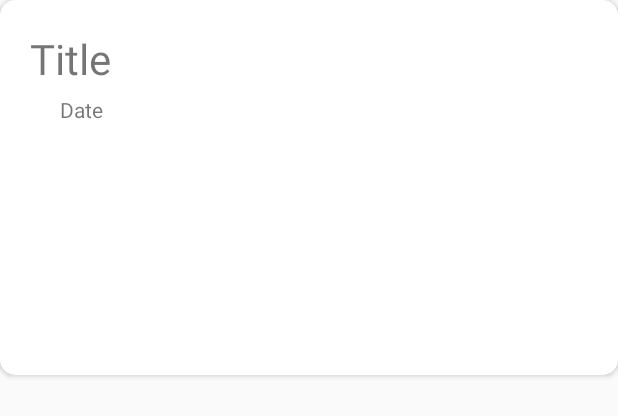
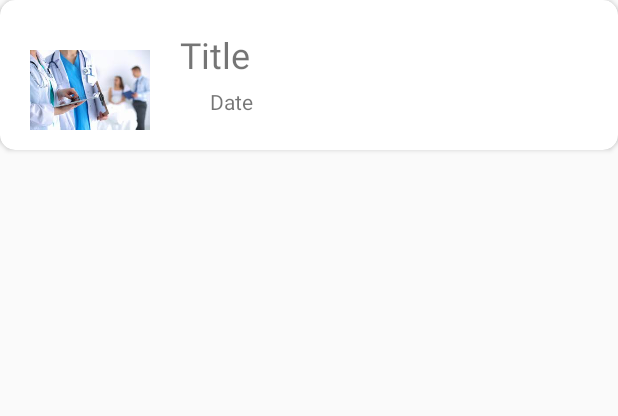
Before and after one commit to EmmaStyles/INFS3605Assignment, an Android app: the layout industry_activity_recycler_view.xml on its own in the app's theme, with its tools: preview values and no code run, on a phone screen of 412 x 824 dp. Shown: the top 416 px of the screen. Run offline under Robolectric (Android 15) with nearby library versions, the phone set to English and light mode, and no system bars.

Commit message:
widget fixes for industryActivity and articleDetail classes

```diff
--- a/app/src/main/java/com/infs3605/infs3605/ArticleDetail.java
+++ b/app/src/main/java/com/infs3605/infs3605/ArticleDetail.java
@@ -4,13 +4,17 @@ import androidx.appcompat.app.AppCompatActivity;
 
 import android.content.Intent;
 import android.os.Bundle;
+import android.widget.ImageView;
 import android.widget.TextView;
+
+import com.squareup.picasso.Picasso;
 
 public class ArticleDetail extends AppCompatActivity {
     TextView articleTitle;
     TextView articleDate;
     TextView articleContent;
     Article article;
+    ImageView articleImage;
 
     @Override
     protected void onCreate(Bundle savedInstanceState) {
@@ -20,6 +24,7 @@ public class ArticleDetail extends AppCompatActivity {
         articleTitle = findViewById(R.id.article_detail_title);
         articleDate = findViewById(R.id.article_detail_date);
         articleContent = findViewById(R.id.article_detail_content);
+        articleImage = findViewById(R.id.article_detail_image);
 
         Intent intent = getIntent();
         article = intent.getParcelableExtra("Article Object");
@@ -27,6 +32,7 @@ public class ArticleDetail extends AppCompatActivity {
         articleTitle.setText(article.getTitle());
         articleDate.setText(article.getDate());
         articleContent.setText(article.getContent());
+        Picasso.with(this).load(article.getArticleImageUrl()).into(articleImage);
 
     }
 }
--- a/app/src/main/java/com/infs3605/infs3605/MainActivity.java
+++ b/app/src/main/java/com/infs3605/infs3605/MainActivity.java
@@ -84,7 +84,7 @@ public class MainActivity extends AppCompatActivity implements IndustryClickInte
         ArrayList <String> communitySegments = new ArrayList<String>();
         communitySegments.add("Libraries");
         communitySegments.add("Childcare services");
-        communitySegments.add("Community centres and Halls");
+        communitySegments.add("Community venues");
         ArrayList <String> entertainmentSegments = new ArrayList<String>();
         entertainmentSegments.add("Museums");
         entertainmentSegments.add("Zoos");
@@ -94,6 +94,7 @@ public class MainActivity extends AppCompatActivity implements IndustryClickInte
         ArrayList <String> sportSegments = new ArrayList<String>();
         sportSegments.add("Gyms");
         sportSegments.add("Water Sports");
+        sportSegments.add("Team Sports");
         ArrayList <String> retailSegments = new ArrayList<String>();
         retailSegments.add("Shops");
 
--- a/app/src/main/res/layout/activity_main.xml
+++ b/app/src/main/res/layout/activity_main.xml
@@ -34,7 +34,7 @@
         android:layout_marginTop="70dp"
         app:layout_constraintTop_toTopOf="parent"
         app:layout_constraintBottom_toTopOf="@+id/bottomNavigationPane"
-        app:layout_constraintTop_toBottomOf="@+id/text_home"/>
+        app:layout_constraintTop_toBottomOf="@+id/text_home" />
 
 
 
@@ -95,7 +95,6 @@
             app:itemHorizontalTranslationEnabled="false"
             android:layout_alignParentBottom="true"
             android:background="?android:attr/windowBackground"
-            app:layout_constraintBottom_toBottomOf="parent"
-            app:layout_constraintTop_toBottomOf="@+id/maRecycleView"/>
+            app:layout_constraintBottom_toBottomOf="parent" />
 
 </androidx.constraintlayout.widget.ConstraintLayout>
--- a/app/src/main/res/layout/industry_activity_recycler_view.xml
+++ b/app/src/main/res/layout/industry_activity_recycler_view.xml
@@ -7,7 +7,7 @@
 
     <androidx.cardview.widget.CardView
         android:layout_width="match_parent"
-        android:layout_height="250dp"
+        android:layout_height="wrap_content"
         android:id="@+id/cardView"
         app:cardCornerRadius="10dp"
         android:layout_marginBottom="4dp">
@@ -18,26 +18,37 @@
             android:orientation="vertical"
             android:layout_gravity="center">
 
+            <ImageView
+                android:layout_width="100dp"
+                android:layout_height="100dp"
+                android:id="@+id/article_image"
+                android:paddingTop="20dp"
+                android:paddingLeft="20dp"
+                app:layout_constraintStart_toStartOf="parent"
+                app:layout_constraintTop_toTopOf="parent"
+                android:src="@drawable/health_industry"/>
+
             <TextView
                 android:layout_width="wrap_content"
                 android:layout_height="wrap_content"
                 android:id="@+id/article_title"
-                app:layout_constraintStart_toStartOf="parent"
+                app:layout_constraintStart_toEndOf="@id/article_image"
                 app:layout_constraintTop_toTopOf="parent"
                 android:paddingLeft="20dp"
                 android:paddingTop="20dp"
                 android:text="Title"
-                android:textSize="28dp"/>
+                android:textSize="24dp"/>
 
             <TextView
                 android:layout_width="wrap_content"
                 android:layout_height="wrap_content"
                 android:id="@+id/article_date"
                 app:layout_constraintTop_toBottomOf="@+id/article_title"
-                app:layout_constraintStart_toStartOf="parent"
+                app:layout_constraintStart_toEndOf="@id/article_image"
                 android:paddingLeft="40dp"
                 android:paddingTop="5dp"
-                android:text="Date"/>
+                android:text="Date"
+                android:paddingBottom="10dp"/>
 
         </androidx.constraintlayout.widget.ConstraintLayout>
 
```
Also changed, not shown: app/src/main/java/com/infs3605/infs3605/Article.java (+13 -1 lines), app/src/main/java/com/infs3605/infs3605/IndustryActivity.java (+10 -10 lines), app/src/main/java/com/infs3605/infs3605/IndustryActivityAdapter.java (+10 -1 lines), app/src/main/res/layout/activity_article_detail.xml (+15 -4 lines).
